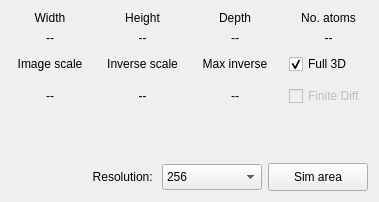
JJPPeters/clTEM, file src/gui/frames/simulationframe.ui: the form before one commit.
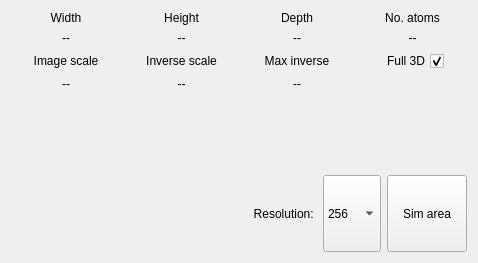
The form after the commit.

What changed in the file:
```diff
--- a/src/gui/frames/simulationframe.ui
+++ b/src/gui/frames/simulationframe.ui
@@ -6,22 +6,34 @@
    <rect>
     <x>0</x>
     <y>0</y>
-    <width>379</width>
-    <height>202</height>
+    <width>478</width>
+    <height>263</height>
    </rect>
   </property>
+  <property name="sizePolicy">
+   <sizepolicy hsizetype="MinimumExpanding" vsizetype="Preferred">
+    <horstretch>0</horstretch>
+    <verstretch>0</verstretch>
+   </sizepolicy>
+  </property>
+  <property name="minimumSize">
+   <size>
+    <width>0</width>
+    <height>0</height>
+   </size>
+  </property>
   <property name="windowTitle">
    <string>Form</string>
   </property>
   <layout class="QGridLayout" name="gridLayout">
-   <property name="horizontalSpacing">
-    <number>15</number>
-   </property>
-   <property name="verticalSpacing">
-    <number>6</number>
-   </property>
    <item row="1" column="3">
     <widget class="QLabel" name="lblHeight">
+     <property name="sizePolicy">
+      <sizepolicy hsizetype="Minimum" vsizetype="Preferred">
+       <horstretch>0</horstretch>
+       <verstretch>0</verstretch>
+      </sizepolicy>
+     </property>
      <property name="minimumSize">
       <size>
        <width>75</width>
@@ -38,6 +50,18 @@
    </item>
    <item row="0" column="4">
     <widget class="QLabel" name="label_3">
+     <property name="sizePolicy">
+      <sizepolicy hsizetype="Minimum" vsizetype="Preferred">
+       <horstretch>0</horstretch>
+       <verstretch>0</verstretch>
+      </sizepolicy>
+     </property>
+     <property name="minimumSize">
+      <size>
+       <width>0</width>
+       <height>0</height>
+      </size>
+     </property>
      <property name="text">
       <string>Depth</string>
      </property>
@@ -48,6 +72,12 @@
    </item>
    <item row="2" column="4">
     <widget class="QLabel" name="label_6">
+     <property name="sizePolicy">
+      <sizepolicy hsizetype="Minimum" vsizetype="Preferred">
+       <horstretch>0</horstretch>
+       <verstretch>0</verstretch>
+      </sizepolicy>
+     </property>
      <property name="text">
       <string>Max inverse</string>
      </property>
@@ -58,6 +88,18 @@
    </item>
    <item row="3" column="4">
     <widget class="QLabel" name="lblMaxInverse">
+     <property name="sizePolicy">
+      <sizepolicy hsizetype="Minimum" vsizetype="Preferred">
+       <horstretch>0</horstretch>
+       <verstretch>0</verstretch>
+      </sizepolicy>
+     </property>
+     <property name="minimumSize">
+      <size>
+       <width>75</width>
+       <height>0</height>
+      </size>
+     </property>
      <property name="text">
       <string>--</string>
      </property>
@@ -68,6 +110,18 @@
    </item>
    <item row="0" column="3">
     <widget class="QLabel" name="label_2">
+     <property name="sizePolicy">
+      <sizepolicy hsizetype="Minimum" vsizetype="Preferred">
+       <horstretch>0</horstretch>
+       <verstretch>0</verstretch>
+      </sizepolicy>
+     </property>
+     <property name="minimumSize">
+      <size>
+       <width>0</width>
+       <height>0</height>
+      </size>
+     </property>
      <property name="text">
       <string>Height</string>
      </property>
@@ -78,6 +132,12 @@
    </item>
    <item row="1" column="4">
     <widget class="QLabel" name="lblDepth">
+     <property name="sizePolicy">
+      <sizepolicy hsizetype="Minimum" vsizetype="Preferred">
+       <horstretch>0</horstretch>
+       <verstretch>0</verstretch>
+      </sizepolicy>
+     </property>
      <property name="minimumSize">
       <size>
        <width>75</width>
@@ -94,6 +154,12 @@
    </item>
    <item row="1" column="2">
     <widget class="QLabel" name="lblWidth">
+     <property name="sizePolicy">
+      <sizepolicy hsizetype="Minimum" vsizetype="Preferred">
+       <horstretch>0</horstretch>
+       <verstretch>0</verstretch>
+      </sizepolicy>
+     </property>
      <property name="minimumSize">
       <size>
        <width>75</width>
@@ -110,6 +176,12 @@
    </item>
    <item row="1" column="5">
     <widget class="QLabel" name="lblAtoms">
+     <property name="sizePolicy">
+      <sizepolicy hsizetype="Minimum" vsizetype="Preferred">
+       <horstretch>0</horstretch>
+       <verstretch>0</verstretch>
+      </sizepolicy>
+     </property>
      <property name="minimumSize">
       <size>
        <width>75</width>
@@ -124,24 +196,14 @@
      </property>
     </widget>
    </item>
-   <item row="2" column="5">
-    <widget class="QCheckBox" name="chkFull3D">
-     <property name="minimumSize">
-      <size>
-       <width>0</width>
-       <height>26</height>
-      </size>
-     </property>
-     <property name="text">
-      <string>Full 3D</string>
-     </property>
-     <property name="checked">
-      <bool>true</bool>
-     </property>
-    </widget>
-   </item>
    <item row="2" column="3">
     <widget class="QLabel" name="label_7">
+     <property name="sizePolicy">
+      <sizepolicy hsizetype="Minimum" vsizetype="Preferred">
+       <horstretch>0</horstretch>
+       <verstretch>0</verstretch>
+      </sizepolicy>
+     </property>
      <property name="text">
       <string>Inverse scale</string>
      </property>
@@ -152,6 +214,18 @@
    </item>
    <item row="3" column="3">
     <widget class="QLabel" name="lblInverseScale">
+     <property name="sizePolicy">
+      <sizepolicy hsizetype="Minimum" vsizetype="Preferred">
+       <horstretch>0</horstretch>
+       <verstretch>0</verstretch>
+      </sizepolicy>
+     </property>
+     <property name="minimumSize">
+      <size>
+       <width>75</width>
+       <height>0</height>
+      </size>
+     </property>
      <property name="text">
       <string>--</string>
      </property>
@@ -162,6 +236,18 @@
    </item>
    <item row="3" column="2">
     <widget class="QLabel" name="lblRealScale">
+     <property name="sizePolicy">
+      <sizepolicy hsizetype="Minimum" vsizetype="Preferred">
+       <horstretch>0</horstretch>
+       <verstretch>0</verstretch>
+      </sizepolicy>
+     </property>
+     <property name="minimumSize">
+      <size>
+       <width>75</width>
+       <height>0</height>
+      </size>
+     </property>
      <property name="text">
       <string>--</string>
      </property>
@@ -172,6 +258,18 @@
    </item>
    <item row="0" column="5">
     <widget class="QLabel" name="label_4">
+     <property name="sizePolicy">
+      <sizepolicy hsizetype="Minimum" vsizetype="Preferred">
+       <horstretch>0</horstretch>
+       <verstretch>0</verstretch>
+      </sizepolicy>
+     </property>
+     <property name="minimumSize">
+      <size>
+       <width>0</width>
+       <height>0</height>
+      </size>
+     </property>
      <property name="text">
       <string>No. atoms</string>
      </property>
@@ -182,6 +280,12 @@
    </item>
    <item row="2" column="2">
     <widget class="QLabel" name="label_5">
+     <property name="sizePolicy">
+      <sizepolicy hsizetype="Minimum" vsizetype="Preferred">
+       <horstretch>0</horstretch>
+       <verstretch>0</verstretch>
+      </sizepolicy>
+     </property>
      <property name="text">
       <string>Image scale</string>
      </property>
@@ -190,24 +294,20 @@
      </property>
     </widget>
    </item>
-   <item row="3" column="5">
-    <widget class="QCheckBox" name="chkFiniteDiff">
-     <property name="enabled">
-      <bool>false</bool>
-     </property>
-     <property name="minimumSize">
-      <size>
-       <width>0</width>
-       <height>26</height>
-      </size>
-     </property>
-     <property name="text">
-      <string>Finite Diff.</string>
-     </property>
-    </widget>
-   </item>
    <item row="0" column="2">
     <widget class="QLabel" name="label_1">
+     <property name="sizePolicy">
+      <sizepolicy hsizetype="Minimum" vsizetype="Preferred">
+       <horstretch>0</horstretch>
+       <verstretch>0</verstretch>
+      </sizepolicy>
+     </property>
+     <property name="minimumSize">
+      <size>
+       <width>0</width>
+       <height>0</height>
+      </size>
+     </property>
      <property name="text">
       <string>Width</string>
      </property>
@@ -217,7 +317,7 @@
     </widget>
    </item>
    <item row="5" column="2" colspan="4">
-    <layout class="QHBoxLayout" name="horizontalLayout">
+    <layout class="QHBoxLayout" name="horizontalLayout" stretch="5,0,1,0">
      <property name="spacing">
       <number>6</number>
      </property>
@@ -228,14 +328,20 @@
        </property>
        <property name="sizeHint" stdset="0">
         <size>
-         <width>40</width>
-         <height>20</height>
+         <width>0</width>
+         <height>0</height>
         </size>
        </property>
       </spacer>
      </item>
      <item>
       <widget class="QLabel" name="label_8">
+       <property name="sizePolicy">
+        <sizepolicy hsizetype="Fixed" vsizetype="Preferred">
+         <horstretch>0</horstretch>
+         <verstretch>0</verstretch>
+        </sizepolicy>
+       </property>
        <property name="text">
         <string>Resolution: </string>
        </property>
@@ -246,16 +352,22 @@
      </item>
      <item>
       <widget class="QComboBox" name="cmbResolution">
+       <property name="sizePolicy">
+        <sizepolicy hsizetype="Expanding" vsizetype="MinimumExpanding">
+         <horstretch>0</horstretch>
+         <verstretch>0</verstretch>
+        </sizepolicy>
+       </property>
        <property name="minimumSize">
         <size>
-         <width>100</width>
-         <height>26</height>
+         <width>0</width>
+         <height>0</height>
         </size>
        </property>
        <property name="maximumSize">
         <size>
          <width>16777215</width>
-         <height>26</height>
+         <height>16777215</height>
         </size>
        </property>
        <property name="currentText">
@@ -313,10 +425,16 @@
      </item>
      <item>
       <widget class="QPushButton" name="btnSimArea">
+       <property name="sizePolicy">
+        <sizepolicy hsizetype="MinimumExpanding" vsizetype="MinimumExpanding">
+         <horstretch>0</horstretch>
+         <verstretch>0</verstretch>
+        </sizepolicy>
+       </property>
        <property name="minimumSize">
         <size>
-         <width>100</width>
-         <height>28</height>
+         <width>0</width>
+         <height>0</height>
         </size>
        </property>
        <property name="maximumSize">
@@ -339,12 +457,73 @@
      </property>
      <property name="sizeHint" stdset="0">
       <size>
-       <width>20</width>
+       <width>0</width>
        <height>0</height>
       </size>
      </property>
     </spacer>
    </item>
+   <item row="2" column="5">
+    <layout class="QHBoxLayout" name="horizontalLayout_2">
+     <item>
+      <spacer name="horizontalSpacer">
+       <property name="orientation">
+        <enum>Qt::Horizontal</enum>
+       </property>
+       <property name="sizeType">
+        <enum>QSizePolicy::Ignored</enum>
+       </property>
+       <property name="sizeHint" stdset="0">
+        <size>
+         <width>0</width>
+         <height>0</height>
+        </size>
+       </property>
+      </spacer>
+     </item>
+     <item>
+      <widget class="QCheckBox" name="chkFull3D">
+       <property name="sizePolicy">
+        <sizepolicy hsizetype="Fixed" vsizetype="Fixed">
+         <horstretch>0</horstretch>
+         <verstretch>0</verstretch>
+        </sizepolicy>
+       </property>
+       <property name="minimumSize">
+        <size>
+         <width>0</width>
+         <height>0</height>
+        </size>
+       </property>
+       <property name="layoutDirection">
+        <enum>Qt::RightToLeft</enum>
+       </property>
+       <property name="text">
+        <string>Full 3D</string>
+       </property>
+       <property name="checked">
+        <bool>true</bool>
+       </property>
+      </widget>
+     </item>
+     <item>
+      <spacer name="horizontalSpacer_2">
+       <property name="orientation">
+        <enum>Qt::Horizontal</enum>
+       </property>
+       <property name="sizeType">
+        <enum>QSizePolicy::Ignored</enum>
+       </property>
+       <property name="sizeHint" stdset="0">
+        <size>
+         <width>0</width>
+         <height>0</height>
+        </size>
+       </property>
+      </spacer>
+     </item>
+    </layout>
+   </item>
   </layout>
  </widget>
  <tabstops>
```
Left out of the diff: 1 changed line with no effect on the pictures.
